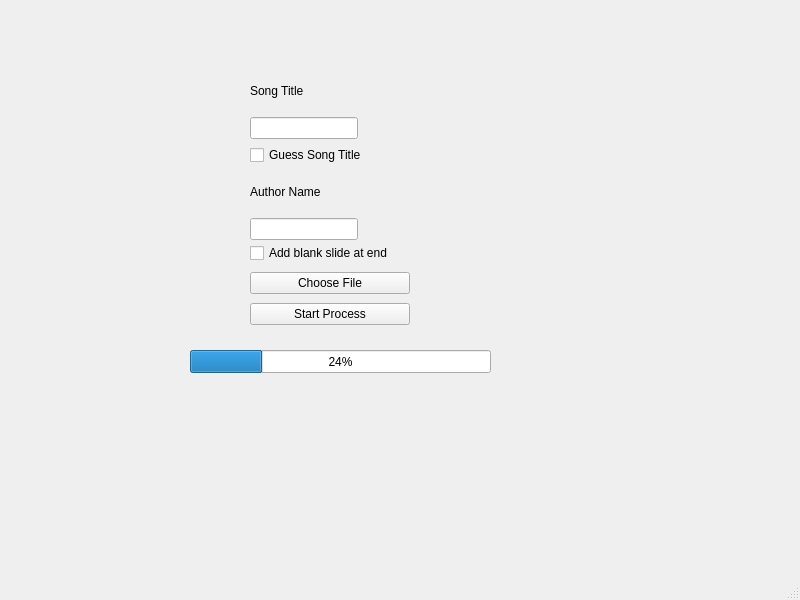
Above: main.ui from Diode-exe/pptxToOpenLyrics before the change. Below: the same form after it.
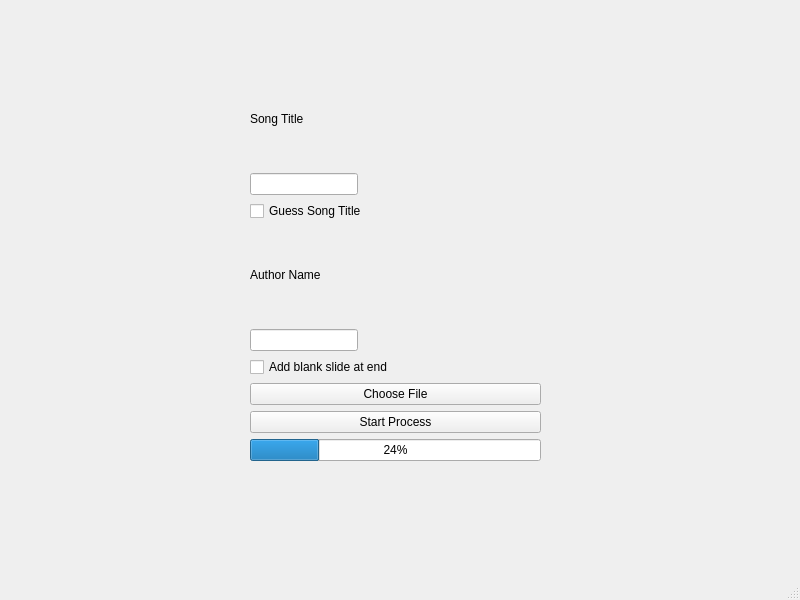
That is the form after the change.

Commit message:
Preventing process interruption and UI change
the point here is to not disable the song title so that the user can still input it for a fallback. This may change depending on feedback.

The edit to the form file:
```diff
--- a/main.ui
+++ b/main.ui
@@ -19,8 +19,8 @@
      <rect>
       <x>250</x>
       <y>70</y>
-      <width>192</width>
-      <height>170</height>
+      <width>291</width>
+      <height>391</height>
      </rect>
     </property>
     <layout class="QVBoxLayout" name="verticalLayout">
@@ -68,17 +68,7 @@
        </property>
       </widget>
      </item>
-    </layout>
-   </widget>
-   <widget class="QWidget" name="verticalLayoutWidget_2">
-    <property name="geometry">
-     <rect>
-      <x>250</x>
-      <y>240</y>
-      <width>160</width>
-      <height>90</height>
-     </rect>
-    </property>
+     <item>
     <layout class="QVBoxLayout" name="verticalLayout_2">
      <item>
       <widget class="QCheckBox" name="blank_slide_checkbox">
@@ -101,20 +91,16 @@
        </property>
       </widget>
      </item>
-    </layout>
-   </widget>
+       <item>
    <widget class="QProgressBar" name="progress_bar">
-    <property name="geometry">
-     <rect>
-      <x>190</x>
-      <y>350</y>
-      <width>301</width>
-      <height>23</height>
-     </rect>
-    </property>
     <property name="value">
      <number>24</number>
     </property>
+        </widget>
+       </item>
+      </layout>
+     </item>
+    </layout>
    </widget>
   </widget>
   <widget class="QMenuBar" name="menubar">
```
Left out of the diff: 2 changed lines with no effect on the pictures. Lines whose indentation alone changed are shown as unchanged. The commit also changes 1 other file.
